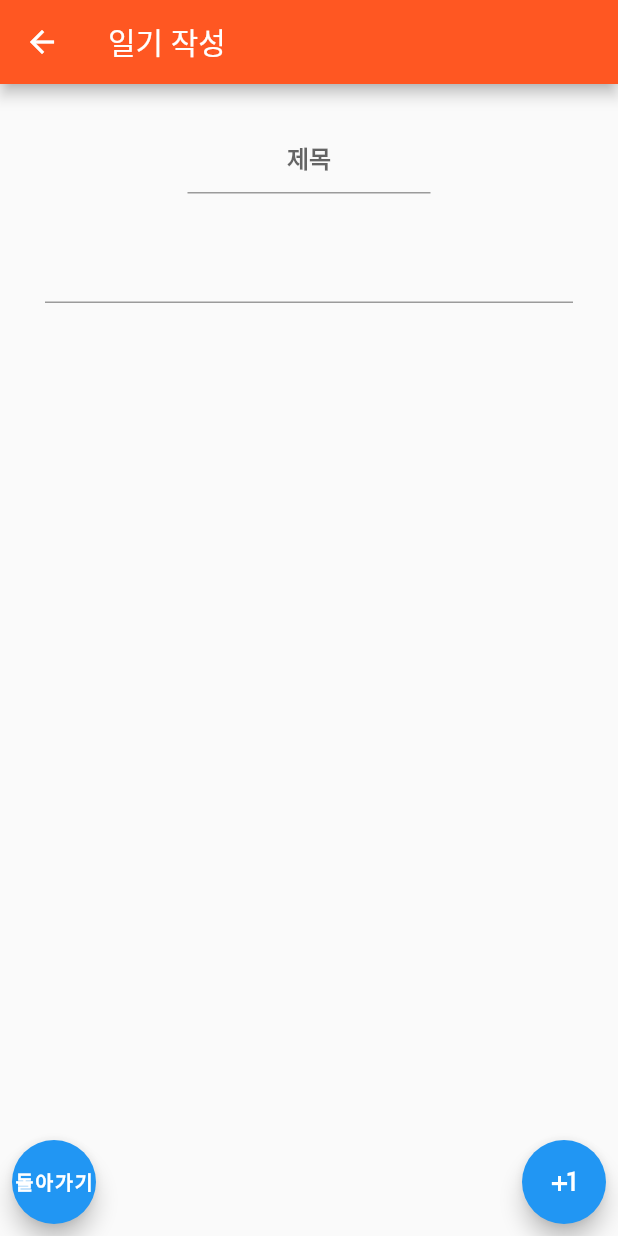
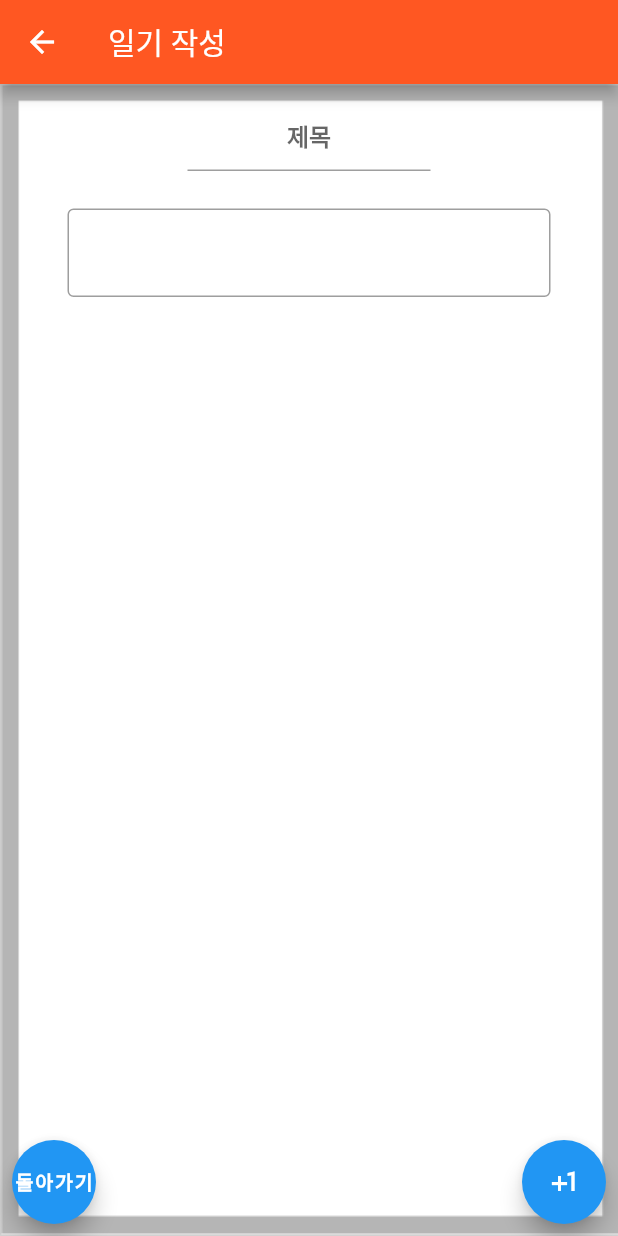
Before and after one commit to CDST-Studio/Flutter-Dreamiary, a Flutter app: the WriteDiary screen opened directly, on a phone screen of 412 x 824 dp. Run offline on Flutter 3.47's test engine with Material 2 defaults, Android fonts, the phone set to English and light mode, and no system bars; our stand-ins replace animated_splash_screen.

```diff
--- a/lib/WriteDiary.dart
+++ b/lib/WriteDiary.dart
@@ -17,19 +17,32 @@ class WritePictureDiary extends StatefulWidget{
 }
 
 class _WriteDiaryState extends State<WriteDiary> {
+  final titleCtl = TextEditingController();
+  final contentCtl = TextEditingController();
+
   @override
   Widget build(BuildContext context) {
     return Scaffold(
       appBar: AppBar(
         title: Text("일기 작성"),
       ),
+
       body: Container(
+        decoration: BoxDecoration(
+            image: DecorationImage(
+              image: AssetImage("Assets/Thema/WriteDiary.png"),
+              fit: BoxFit.fill,
+            ),
+        ),
+
         child: Column(
           children: [
             Container (
-              margin: const EdgeInsets.fromLTRB(125, 25, 125, 25),
+              margin: const EdgeInsets.fromLTRB(125, 10, 125, 25),
               child: TextField(
+                controller: titleCtl,
                 textAlign: TextAlign.center,
+
                 decoration: InputDecoration(
                     hintText: "제목",
                     hintStyle: TextStyle(
@@ -40,12 +53,15 @@ class _WriteDiaryState extends State<WriteDiary> {
             ),
 
             Expanded(child: Container(
-              margin: const EdgeInsets.only(left: 30, right: 30),
+              margin: const EdgeInsets.only(left: 45, right: 45),
               child: TextField(
+                controller: contentCtl,
                 keyboardType: TextInputType.multiline,
                 maxLines: null,
 
-                decoration: InputDecoration(),
+                decoration: InputDecoration(
+                  border: OutlineInputBorder(),
+                ),
               ),
             )),
 
@@ -57,6 +73,7 @@ class _WriteDiaryState extends State<WriteDiary> {
                   margin: const EdgeInsets.all(8),
 
                   child: FloatingActionButton(
+                    heroTag: "backBtn",
                     child: Text(
                       "돌아가기",
                       style: TextStyle(
@@ -75,9 +92,12 @@ class _WriteDiaryState extends State<WriteDiary> {
                   margin: const EdgeInsets.all(8),
 
                   child: FloatingActionButton(
+                    heroTag: "saveBtn",
                     child: Icon(Icons.plus_one),
 
-                    onPressed: () {
+                    onPressed: () async {
+                      final filename = titleCtl.text;
+
                       Navigator.pop(context);
                     },
                   ),
@@ -99,6 +119,13 @@ class _WritePictureDiaryState extends State<WritePictureDiary> {
         title: Text("일기 작성"),
       ),
       body: Container(
+        decoration: BoxDecoration(
+          image: DecorationImage(
+            image: AssetImage("Assets/Thema/WriteDiary.png"),
+            fit: BoxFit.fill,
+          ),
+        ),
+
         child: Column(
           children: [
             Container(
@@ -122,7 +149,7 @@ class _WritePictureDiaryState extends State<WritePictureDiary> {
             ),
 
             Container (
-              margin: const EdgeInsets.fromLTRB(125, 25, 125, 25),
+              margin: const EdgeInsets.fromLTRB(125, 10, 125, 25),
               child: TextField(
                 textAlign: TextAlign.center,
                 decoration: InputDecoration(
@@ -140,7 +167,9 @@ class _WritePictureDiaryState extends State<WritePictureDiary> {
                 keyboardType: TextInputType.multiline,
                 maxLines: null,
 
-                decoration: InputDecoration(),
+                decoration: InputDecoration(
+                  border: OutlineInputBorder(),
+                ),
               ),
             )),
 
@@ -152,6 +181,7 @@ class _WritePictureDiaryState extends State<WritePictureDiary> {
                   margin: const EdgeInsets.all(8),
 
                   child: FloatingActionButton(
+                    heroTag: "backBtn",
                     child: Text(
                       "돌아가기",
                       style: TextStyle(
@@ -170,6 +200,7 @@ class _WritePictureDiaryState extends State<WritePictureDiary> {
                   margin: const EdgeInsets.all(8),
 
                   child: FloatingActionButton(
+                    heroTag: "saveBtn",
                     child: Icon(Icons.plus_one),
 
                     onPressed: () {
--- a/pubspec.yaml
+++ b/pubspec.yaml
@@ -29,6 +29,8 @@ dependencies:
   # Use with the CupertinoIcons class for iOS style icons.
   cupertino_icons: ^1.0.2
   animated_splash_screen: ^1.1.0
+  path: ^1.8.0
+  sqflite: ^2.0.0+3
 
 dev_dependencies:
   flutter_test:
@@ -51,6 +53,7 @@ flutter:
   #   - images/a_dot_ham.jpeg
   assets:
     - Assets/Image/
+    - Assets/Thema/
 
   # An image asset can refer to one or more resolution-specific "variants", see
   # https://flutter.dev/assets-and-images/#resolution-aware.
```
Also changed, not shown: Assets/Thema/WriteDiary.png (added), pubspec.lock.
